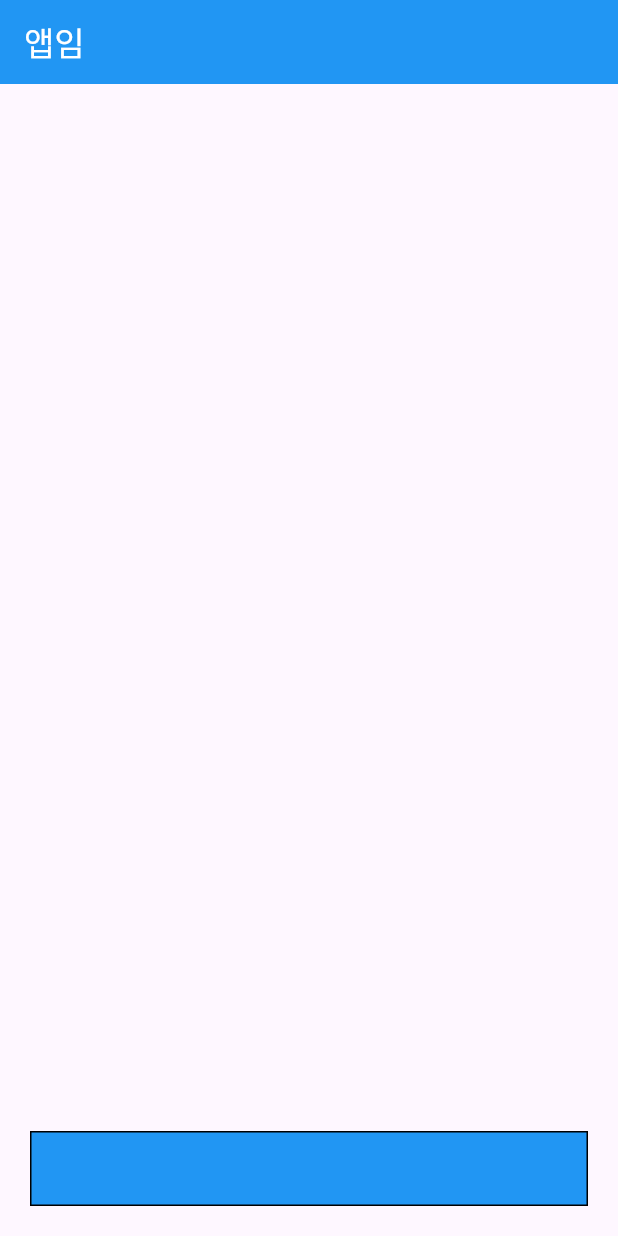
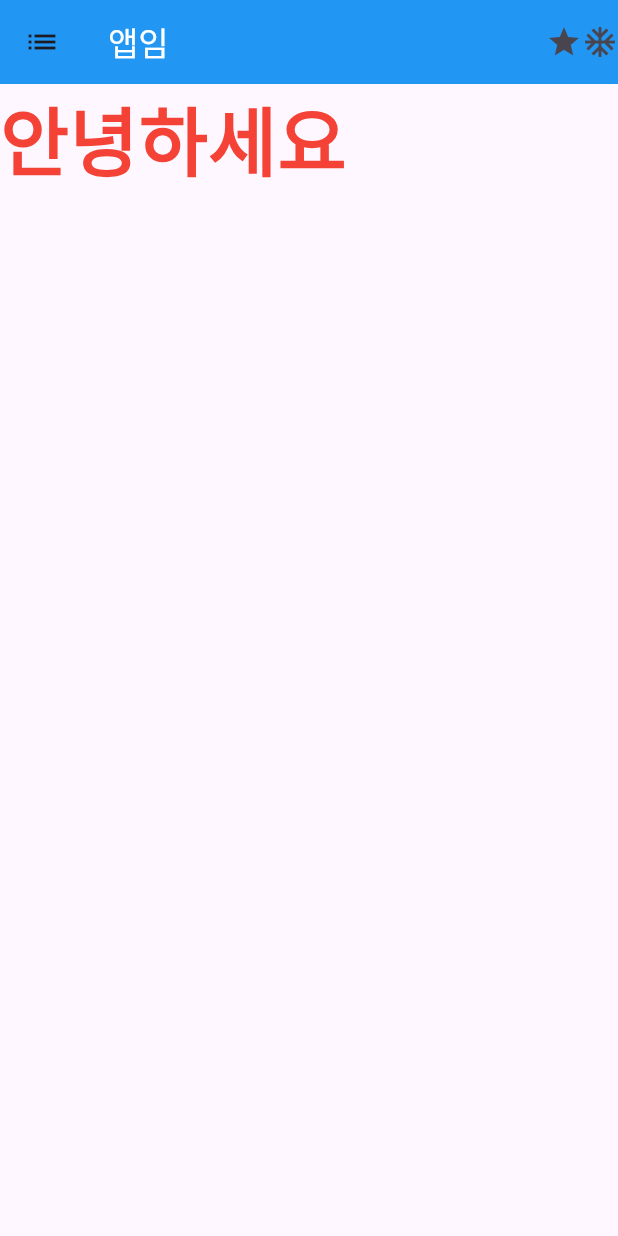
Before and after one commit to ImGaram/Flutter, a Flutter app: the screen it shows after launch, on a phone screen of 412 x 824 dp. Run offline on Flutter 3.47's test engine with Material 3 defaults, Android fonts, the phone set to English and light mode, and no system bars.

Commit message:
flutter basic 2: 위젯 스타일링

```diff
--- /dev/null
+++ b/flutter_basic/lib/appbar.dart
@@ -0,0 +1,43 @@
+import 'package:flutter/material.dart';
+
+class AppBarExample extends StatelessWidget {
+  const AppBarExample({super.key});
+
+  @override
+  Widget build(BuildContext context) {
+    return MaterialApp(
+      home: Scaffold(
+        // appbar 스타일링
+        // title: set appbar title
+        // leading: appbar icon(appbar 좌측 icon)
+        // action: appbar 우측 icon
+        appBar: AppBar(
+            title: const Text(
+                '앱임',
+              style: TextStyle(color: Colors.white)
+            ),
+          leading: const Icon(Icons.list),
+          actions: const [
+            Icon(Icons.star),
+            Icon(Icons.ac_unit)
+          ],
+          backgroundColor: Colors.blue,
+        ),
+        body: const SizedBox(
+          // text 다루기
+          // text의 style 파라미터를 이용해 사용 가능
+          // color: text의 색 지정
+          // fontsize: text의 크기 지정
+          child: Text(
+              '안녕하세요',
+            style: TextStyle(
+              color: Colors.red,
+              fontSize: 50,
+              fontWeight: FontWeight.w900
+            ),
+          ),
+        ),
+      ),
+    );
+  }
+}
--- a/flutter_basic/lib/main.dart
+++ b/flutter_basic/lib/main.dart
@@ -1,7 +1,8 @@
 import 'package:flutter/material.dart';
+import 'package:flutter_basic/appbar.dart';
 
 void main() {
-  runApp(const MyApp());
+  runApp(const AppBarExample());
 }
 
 class MyApp extends StatelessWidget {
```
